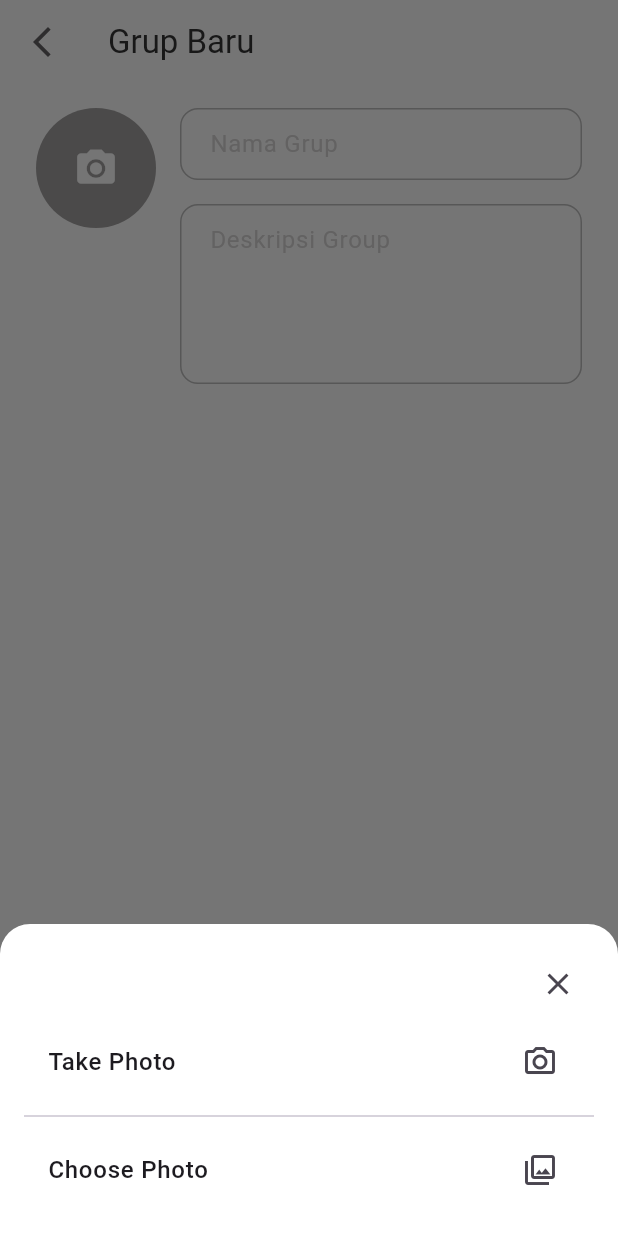
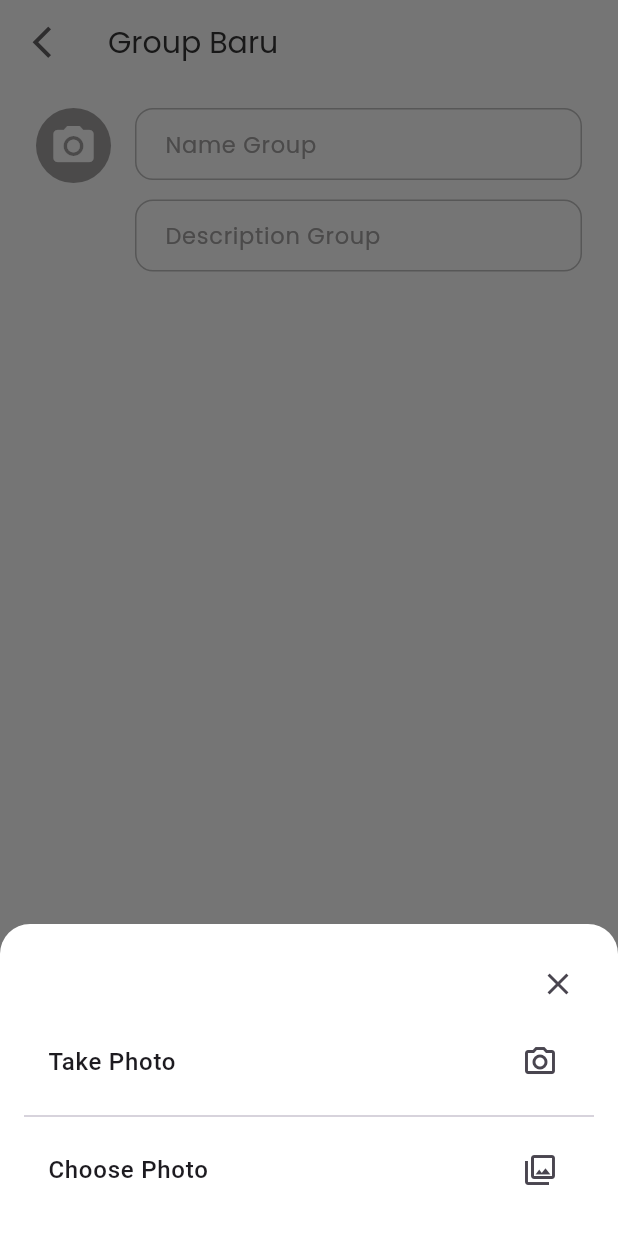
Before and after one commit to rifqinailal/admin_gychat, a Flutter app: the GrupBaruScreen screen opened by its route, after a tap on the "camera alt" icon, on a phone screen of 412 x 824 dp. Run offline on Flutter 3.47's test engine with Material 3 defaults, Android fonts, the phone set to English and light mode, and no system bars; our stand-ins replace file_picker, flutter_slidable, flutter_svg, flutter_vector_icons, get, get_storage and 7 more; missing offline and left inert: saver_gallery; accounts and stored records are empty; network calls fail.

Commit message:
update grup baru

```diff
--- a/lib/models/chat_model.dart
+++ b/lib/models/chat_model.dart
@@ -1,3 +1,4 @@
+// lib/models/chat_model.dart
 import 'package:admin_gychat/models/message_model.dart';
 
 class ChatModel {
--- a/lib/modules/arsip/detail_arsip_screen.dart
+++ b/lib/modules/arsip/detail_arsip_screen.dart
@@ -35,6 +35,8 @@ class DetailArsipScreen extends GetView<DetailArsipController> {
                       time: '10.12',
                       unreadCount: chat.unreadCount,
                       isSelected: isSelected,
+                      roomType: chat.roomType,
+
                       onTap: () {
                         if (controller.selectedArchivedChats.isNotEmpty) {
                           controller.toggleSelection(chat);
@@ -50,7 +52,6 @@ class DetailArsipScreen extends GetView<DetailArsipController> {
                         }
                       },
                       onLongPress: () {
-
                         controller.toggleSelection(chat);
                       },
                     );
--- a/lib/modules/chat_list/chat_list_controller.dart
+++ b/lib/modules/chat_list/chat_list_controller.dart
@@ -179,6 +179,13 @@ class ChatListController extends GetxController {
     _allChats.refresh();
   }
 
+  void addNewChat(ChatModel newChat) {
+    // Menambahkan chat baru di posisi paling atas
+    _allChats.insert(0, newChat);
+    print("Grup baru '${newChat.name}' ditambahkan ke list.");
+    saveChatsToStorage();
+  }
+
   // Dummy data untuk testing
   void fetchChats() {
     var dummyData = [
--- a/lib/modules/grup/grup_baru/grup_baru_screen.dart
+++ b/lib/modules/grup/grup_baru/grup_baru_screen.dart
@@ -15,11 +15,20 @@ class GrupBaruScreen extends GetView<GrupBaruController> {
       backgroundColor: ThemeColor.white,
       appBar: AppBar(
         title: const Text(
-          'Grup Baru',
-          style: TextStyle(color: ThemeColor.darkGrey2, fontSize: 22, fontWeight: FontWeight.normal),
+          'Group Baru',
+          style: TextStyle(
+            fontFamily: 'Poppins',
+            color: ThemeColor.darkGrey2,
+            fontSize: 20,
+            fontWeight: FontWeight.normal
+          ),
         ),
         leading: IconButton(
-          icon: const Icon(Icons.arrow_back_ios_new, color: ThemeColor.darkGrey1),
+          icon: const Icon(
+            Icons.arrow_back_ios_new,
+            size: 25,
+            color: ThemeColor.darkGrey1
+          ),
           onPressed: () => Get.back(),
         ),
         backgroundColor: ThemeColor.white,
@@ -38,38 +47,27 @@ class GrupBaruScreen extends GetView<GrupBaruController> {
                   onTap: () => controller.showImageSourceActionSheet(),
                   child: Obx(() {
                     return CircleAvatar(
-                      radius: 40,
+                      radius: 25,
                       backgroundColor: ThemeColor.mediumGrey4,
-                      backgroundImage: controller.selectedImagePath.isNotEmpty
-                          ? FileImage(File(controller.selectedImagePath.value))
-                          : null,
-                      child: controller.selectedImagePath.isEmpty
-                          ? const Icon(
-                              Icons.camera_alt,
-                              color: ThemeColor.white,
-                              size: 30,
-                            )
-                          : null,
+                      backgroundImage: controller.selectedImagePath.isNotEmpty ? FileImage(File(controller.selectedImagePath.value)) : null,
+                      child: controller.selectedImagePath.isEmpty ? const Icon(Icons.camera_alt, color: ThemeColor.white, size: 32) : null,
                     );
                   }),
                 ),
-                // 1. FIX: Changed SizedBox height to width for horizontal spacing.
                 const SizedBox(width: 16),
-
-                // 2. FIX: Wrapped the inner Column with an Expanded widget.
                 Expanded(
                   child: Column(
                     crossAxisAlignment: CrossAxisAlignment.start,
                     children: [
                       _buildTextField(
                         controller: controller.groupNameController,
-                        hintText: 'Nama Grup',
+                        hintText: 'Name Group',
                       ),
-                      const SizedBox(height: 16),
+                      const SizedBox(height: 13),
                       _buildTextField(
                         controller: controller.groupDescController,
-                        hintText: 'Deskripsi Group',
-                        maxLines: 4,
+                        hintText: 'Description Group',
+                        maxLines: 1,
                       ),
                     ],
                   ),
@@ -106,9 +104,15 @@ class GrupBaruScreen extends GetView<GrupBaruController> {
       maxLines: maxLines,
       decoration: InputDecoration(
         hintText: hintText,
-        hintStyle: const TextStyle(color: ThemeColor.mediumGrey2_40, fontSize: 16),
-        contentPadding:
-            const EdgeInsets.symmetric(vertical: 12.0, horizontal: 16.0),
+        hintStyle: const TextStyle(
+          fontFamily: 'Poppins',
+          color: ThemeColor.mediumGrey4,
+          fontSize: 15
+        ),
+        contentPadding: const EdgeInsets.symmetric(
+          vertical: 10.0,
+          horizontal: 16.0
+        ),
         border: OutlineInputBorder(
           borderRadius: BorderRadius.circular(12.0),
           borderSide: const BorderSide(color: Color(0xFFBDBDBD)),
@@ -119,7 +123,7 @@ class GrupBaruScreen extends GetView<GrupBaruController> {
         ),
         focusedBorder: OutlineInputBorder(
           borderRadius: BorderRadius.circular(12.0),
-          borderSide: const BorderSide(color: ThemeColor.blue1, width: 2.0),
+          borderSide: const BorderSide(color: ThemeColor.primary, width: 2.0),
         ),
       ),
     );
@@ -142,13 +146,18 @@ Widget _buildLoadingIndicator() {
             child: CircularProgressIndicator(
               strokeWidth: 2.5,
               // Anda bisa sesuaikan warnanya jika perlu
-            // color: ThemeColor.blue1,
+              // color: ThemeColor.primary,
             ),
           ),
           SizedBox(width: 16),
           Text(
-          'Membuat grup.....',
-          style: TextStyle(fontSize: 15, color: ThemeColor.black),
+            'Create Group...',
+            style: TextStyle(
+              fontFamily: 'Poppins',
+              fontSize: 15,
+              fontWeight: FontWeight.normal,
+              color: ThemeColor.black
+            ),
           ),
         ],
       ),
@@ -163,23 +172,25 @@ Widget _buildLoadingIndicator() {
       child: ElevatedButton(
         onPressed: isEnabled ? () => controller.createGroup() : null,
         style: ElevatedButton.styleFrom(
-      backgroundColor: ThemeColor.blue1,
+          backgroundColor: ThemeColor.primary,
           disabledBackgroundColor: ThemeColor.mediumGrey4,
-      disabledForegroundColor: ThemeColor.white, // Optional, but good practice
-      padding: const EdgeInsets.symmetric(vertical: 18),
+          disabledForegroundColor: ThemeColor.white,
+          padding: const EdgeInsets.symmetric(vertical: 13),
           shape: RoundedRectangleBorder(
             borderRadius: BorderRadius.circular(12),
           ),
           elevation: 0,
         ),
         child: Text(
-      'Simpan',
+          'Save',
           style: TextStyle(
-        fontSize: 20,
+            fontSize: 18,
             fontWeight: FontWeight.bold,
             color: isEnabled ? ThemeColor.white : ThemeColor.white,
+            fontFamily: 'Poppins',
           ),
         ),
       ),
     );
-}}
+  }
+}
--- a/lib/modules/setting/profile/profile_screen.dart
+++ b/lib/modules/setting/profile/profile_screen.dart
@@ -159,7 +159,7 @@ class ProfileScreen extends GetView<ProfileController> {
           child: Obx(() {
             return CircleAvatar(
               radius: 60,
-              backgroundColor: const Color.fromARGB(255, 231, 231, 231),
+              backgroundColor: ThemeColor.grey4,
               backgroundImage: controller.profileImage.value != null
                   ? FileImage(controller.profileImage.value!)
                   : null,
@@ -167,7 +167,7 @@ class ProfileScreen extends GetView<ProfileController> {
                   ? Icon(
                       Icons.person,
                       size: 60,
-                      color: Colors.grey.withOpacity(0.7),
+                      color: ThemeColor.grey5,
                     )
                   : null,
             );
--- a/lib/modules/setting/quick_replies/quick_controller.dart
+++ b/lib/modules/setting/quick_replies/quick_controller.dart
@@ -201,8 +201,8 @@ class QuickController extends GetxController {
             ),
             if (hasExistingImage)
               ListTile(
-                leading: Icon(Icons.delete, color: Colors.red.shade700),
-                title: Text('Hapus Gambar', style: TextStyle(color: Colors.red.shade700)),
+                leading: Icon(Icons.delete, color: ThemeColor.Red1),
+                title: Text('Hapus Gambar', style: TextStyle(color: ThemeColor.Red1)),
                 onTap: () {
                   Get.back();
                   removeImage();
--- a/lib/modules/star/detail_star_screen.dart
+++ b/lib/modules/star/detail_star_screen.dart
@@ -71,7 +71,7 @@ class DetailStarScreen extends GetView<DetailStarsController> {
       ),
       title: const Text(
         'Berbintang',
-        style: TextStyle(color: ThemeColor.darkGrey2, fontSize: 18),
+        style: TextStyle(color: ThemeColor.darkGrey2, fontSize: 20),
       ),
       actions: [
         IconButton(
--- a/lib/shared/theme/colors.dart
+++ b/lib/shared/theme/colors.dart
@@ -21,6 +21,8 @@ class ThemeColor {
   static const mediumGrey2_40 = Color(0x669A9696); //9A9696 40%
   static const grey2 = Color(0xFF6F6B6B); //6F6B6B 100%
   static const grey3 = Color(0x85D9D9D9); //D9D9D9 52%
+  static const grey4 = Color(0xFFE4E6E7); //E4E6E7 100%
+  static const grey5 = Color(0xFFAEB4B7); //AEB4B7 100%
   static const black = Color(0xFF000000); //000000 100%
   static const mediumGrey5 = Color(0xFFB4ADAD); //B4ADAD 100%
   static const yelow = Color(0xFFFFB400); //FFB400 100%
```
Also changed, not shown: lib/modules/chat_list/chat_list_view.dart (+10 -27 lines), lib/modules/grup/grup_baru/grup_baru_controller.dart (+48 -12 lines), lib/modules/setting/setting_screen.dart (+3 -7 lines), lib/shared/widgets/chat_list_tile.dart (+19 -20 lines). Lines whose indentation alone changed are shown as unchanged.
